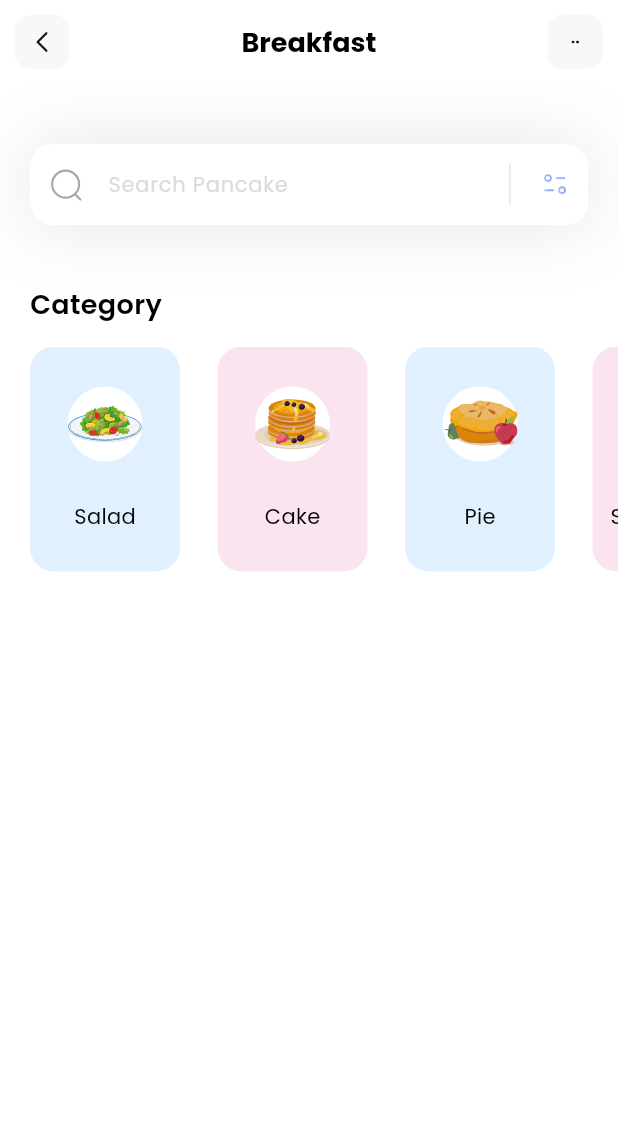
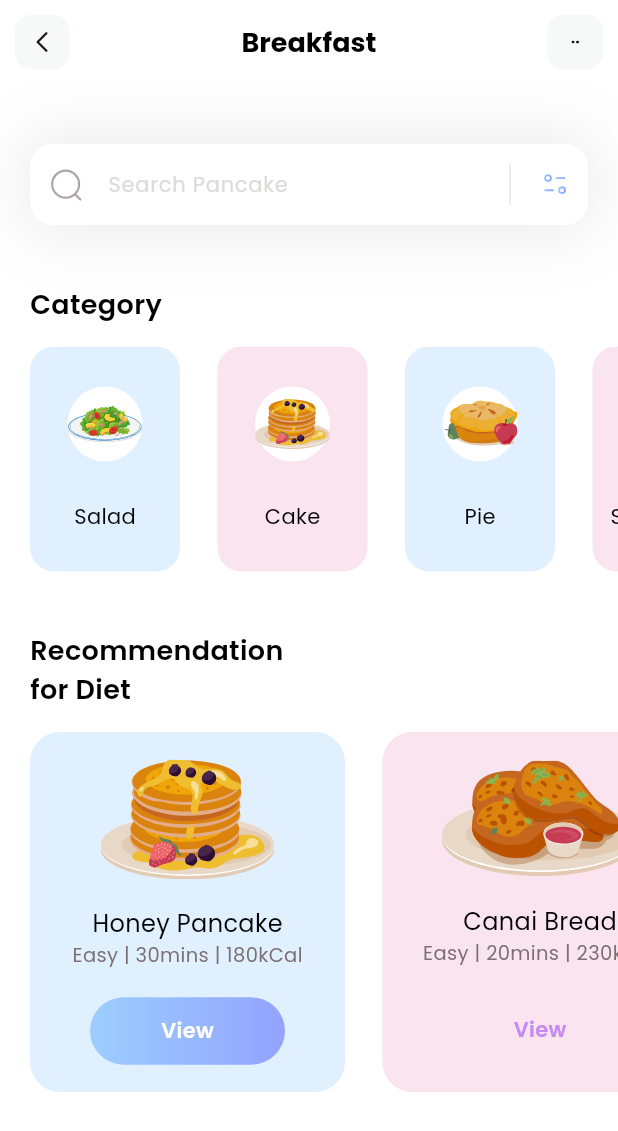
Before and after one commit to rxzhik/fitness-flutter-frontend, a Flutter app: the screen it shows after launch, on a phone screen of 412 x 824 dp. Shown: the top 1131 px of the screen. Run offline on Flutter 3.47's test engine with Material 3 defaults, Android fonts, the phone set to English and light mode, and no system bars; our stand-ins replace flutter_svg; missing offline and left inert: dart:ffi.

Commit message:
Created the diet section

```diff
--- /dev/null
+++ b/fitness/lib/models/diet_model.dart
@@ -0,0 +1,44 @@
+import 'package:flutter/material.dart';
+
+class DietModel {
+  String name;
+  String iconPath;
+  String level;
+  String duration;
+  String calorie;
+  Color boxColor;
+  bool viewIsSelected;
+
+  DietModel(
+      {required this.name,
+      required this.iconPath,
+      required this.level,
+      required this.duration,
+      required this.calorie,
+      required this.boxColor,
+      required this.viewIsSelected});
+
+  static List<DietModel> getDiets() {
+    List<DietModel> diets = [];
+
+    diets.add(DietModel(
+        name: 'Honey Pancake',
+        iconPath: 'assets/icons/honey-pancakes.svg',
+        level: 'Easy',
+        duration: '30mins',
+        calorie: '180kCal',
+        viewIsSelected: true,
+        boxColor: Color(0xff9DCEFF)));
+
+    diets.add(DietModel(
+        name: 'Canai Bread',
+        iconPath: 'assets/icons/canai-bread.svg',
+        level: 'Easy',
+        duration: '20mins',
+        calorie: '230kCal',
+        viewIsSelected: false,
+        boxColor: Color(0xffEEA4CE)));
+
+    return diets;
+  }
+}
--- /dev/null
+++ b/fitness/lib/models/popular_mode.dart
@@ -0,0 +1,40 @@
+class PopularDietsModel {
+  String name;
+  String iconPath;
+  String level;
+  String duration;
+  String calorie;
+  bool boxIsSelected;
+
+  PopularDietsModel(
+      {required this.name,
+      required this.iconPath,
+      required this.level,
+      required this.duration,
+      required this.calorie,
+      required this.boxIsSelected});
+
+  static List<PopularDietsModel> getPopularDiets() {
+    List<PopularDietsModel> popularDiets = [];
+
+    popularDiets.add(PopularDietsModel(
+      name: 'Blueberry Pancake',
+      iconPath: 'assets/icons/blueberry-pancake.svg',
+      level: 'Medium',
+      duration: '30mins',
+      calorie: '230kCal',
+      boxIsSelected: true,
+    ));
+
+    popularDiets.add(PopularDietsModel(
+      name: 'Salmon Nigiri',
+      iconPath: 'assets/icons/salmon-nigiri.svg',
+      level: 'Easy',
+      duration: '20mins',
+      calorie: '120kCal',
+      boxIsSelected: false,
+    ));
+
+    return popularDiets;
+  }
+}
--- a/fitness/lib/pages/home.dart
+++ b/fitness/lib/pages/home.dart
@@ -1,4 +1,7 @@
+import 'dart:ffi';
+
 import 'package:fitness/models/category_modle.dart';
+import 'package:fitness/models/diet_model.dart';
 import 'package:flutter/material.dart';
 import 'package:flutter/widgets.dart';
 import 'package:flutter_svg/svg.dart';
@@ -6,16 +9,18 @@ import 'package:flutter_svg/svg.dart';
 class HomePage extends StatelessWidget {
   HomePage({super.key});
   List<CategoryModel> categories = [];
+  List<DietModel> diets = [];
 
-  void _getCategories() {
+  void _getInitialInfo() {
     categories = CategoryModel.getCategories();
+    diets = DietModel.getDiets();
   }
 
   @override
   Widget build(BuildContext context) {
     // Its not necessary to make it a statefulWidget, we can rather do it like
     // this.
-    _getCategories();
+    _getInitialInfo();
     return Scaffold(
       appBar: _renderAppBar(context),
       backgroundColor: Colors.white,
@@ -27,6 +32,114 @@ class HomePage extends StatelessWidget {
             height: 40,
           ),
           _renderCategorySection(),
+          const SizedBox(
+            height: 40,
+          ),
+          _renderDietSection(),
+        ],
+      ),
+    );
+  }
+
+  Column _renderDietSection() {
+    return Column(
+      crossAxisAlignment: CrossAxisAlignment.start,
+      children: [
+        const Padding(
+          padding: EdgeInsets.only(left: 20),
+          child: Text(
+            'Recommendation\nfor Diet',
+            style: TextStyle(
+              color: Colors.black,
+              fontSize: 18,
+              fontWeight: FontWeight.w600,
+            ),
+          ),
+        ),
+        const SizedBox(
+          height: 15,
+        ),
+        Container(
+          height: 240,
+          child: ListView.separated(
+            itemCount: diets.length,
+            separatorBuilder: (contet, index) => const SizedBox(
+              width: 25,
+            ),
+            padding: const EdgeInsets.only(left: 20, right: 20),
+            scrollDirection: Axis.horizontal,
+            itemBuilder: (context, index) =>
+                _dietListItemBuilder(context, index),
+          ),
+        ),
+      ],
+    );
+  }
+
+  Widget _dietListItemBuilder(BuildContext context, int index) {
+    return Container(
+      width: 210,
+      decoration: BoxDecoration(
+        color: categories[index].boxColor.withOpacity(0.3),
+        borderRadius: BorderRadius.circular(20),
+      ),
+      child: Column(
+        mainAxisAlignment: MainAxisAlignment.spaceEvenly,
+        children: [
+          SvgPicture.asset(diets[index].iconPath),
+          Column(
+            children: [
+              Text(
+                diets[index].name,
+                style: const TextStyle(
+                  fontWeight: FontWeight.w400,
+                  color: Colors.black,
+                  fontSize: 16,
+                ),
+              ),
+              Text(
+                diets[index].level +
+                    ' | ' +
+                    diets[index].duration +
+                    ' | ' +
+                    diets[index].calorie,
+                style: const TextStyle(
+                  color: Color(0xff7B6F72),
+                  fontSize: 13,
+                  fontWeight: FontWeight.w400,
+                ),
+              ),
+            ],
+          ),
+          Container(
+            height: 45,
+            width: 130,
+            decoration: BoxDecoration(
+              gradient: LinearGradient(
+                colors: [
+                  diets[index].viewIsSelected
+                      ? Color(0xff9DCEFF)
+                      : Colors.transparent,
+                  diets[index].viewIsSelected
+                      ? Color(0xff92A3FD)
+                      : Colors.transparent,
+                ],
+              ),
+              borderRadius: BorderRadius.circular(50),
+            ),
+            child: Center(
+              child: Text(
+                'View',
+                style: TextStyle(
+                  color: diets[index].viewIsSelected
+                      ? Colors.white
+                      : Color(0xffC58BF2),
+                  fontWeight: FontWeight.w600,
+                  fontSize: 14,
+                ),
+              ),
+            ),
+          ),
         ],
       ),
     );
```
